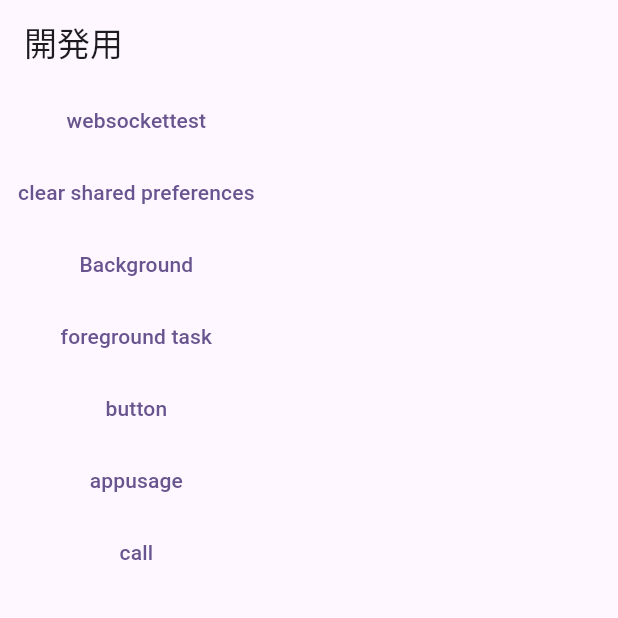
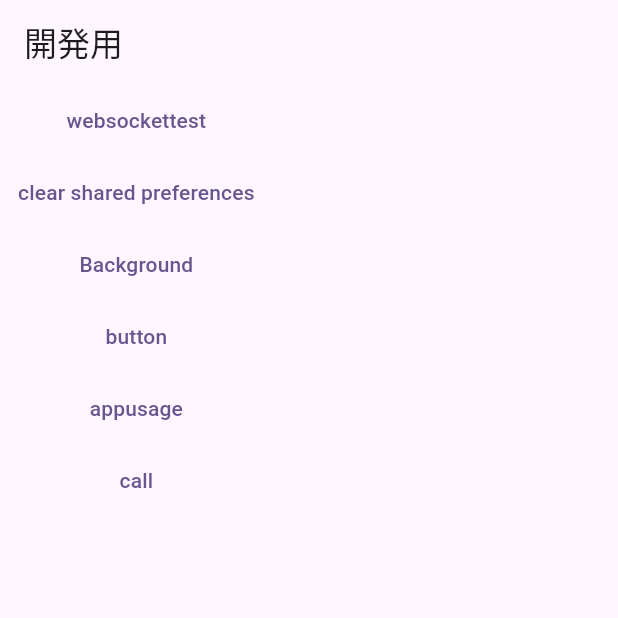
Before and after one commit to BATTARI-team/BATTARI, a Flutter app: the DeveloperWidgets screen opened by its route, on a phone screen of 412 x 824 dp, the top half of it. Run offline on Flutter 3.47's test engine with Material 3 defaults, Android fonts, the phone set to English and light mode, and no system bars; our stand-ins replace flutter_hooks, flutter_local_notifications, flutter_riverpod, freezed_annotation, go_router, hooks_riverpod and 3 more; missing offline and left inert: agora_rtc_engine, flutter_foreground_task, usage_stats; accounts and stored records are empty; generated files the repository leaves out were written again.

Commit message:
Remove foreground task button from DeveloperWidgets

```diff
--- a/lib/view/developer/developer_widgets.dart
+++ b/lib/view/developer/developer_widgets.dart
@@ -75,15 +75,6 @@ class DeveloperWidgets extends StatelessWidget {
             //   },
             // ),
             _developerElement("Background", const ExamplePage(), context),
-            HookConsumer(builder: (context, ref, _) {
-              return TextButton(
-                  onPressed: () async {
-                    await _requestPermissions();
-                    _initService();
-                    FlutterForegroundTask.startService(notificationTitle: "battari", notificationText: "notificationText");
-                  },
-                  child: const Text("foreground task"));
-            }),
             TextButton(
               child: const Text("button"),
               onPressed: () {},
```
